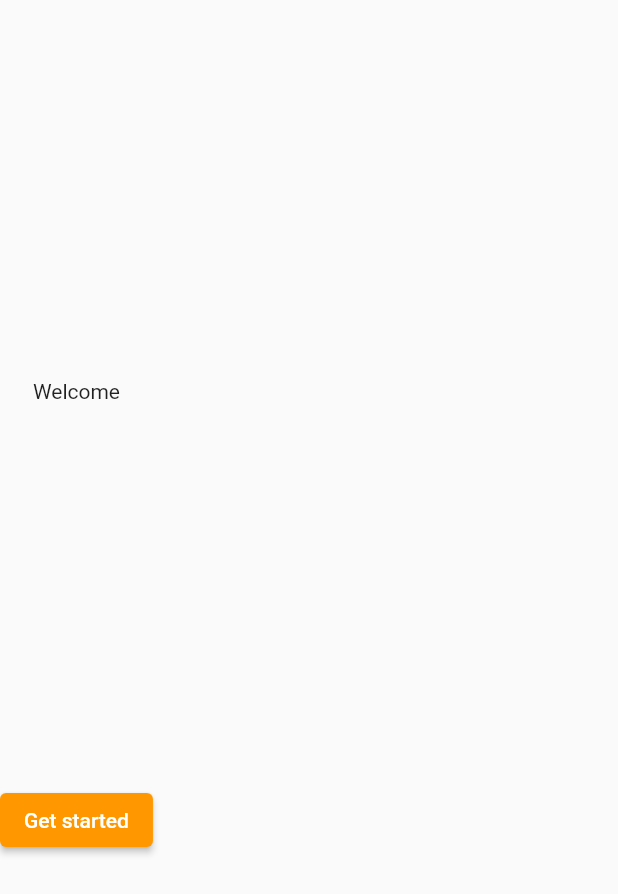
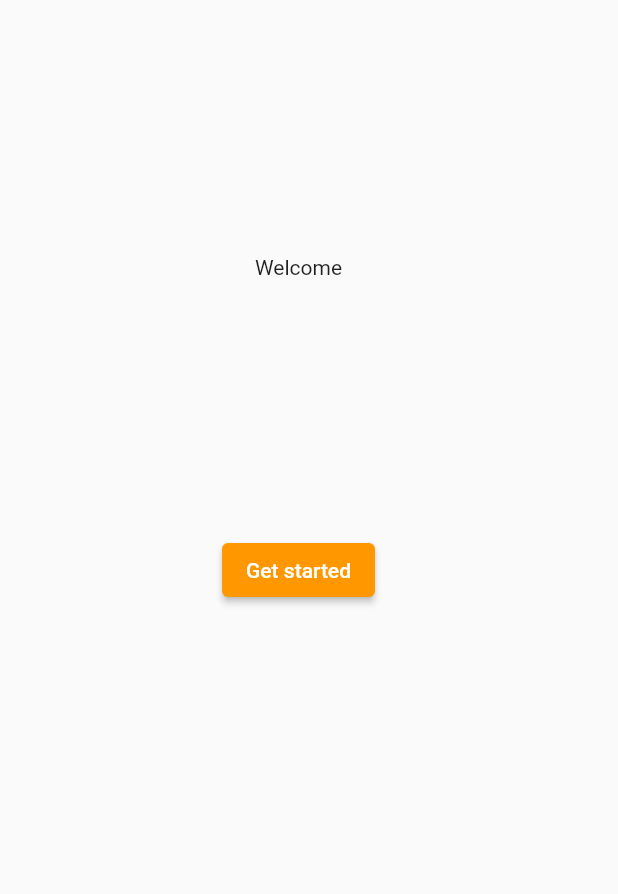
Before and after one commit to nandan-jain/flutter_learning, a Flutter app: the screen it shows after launch, on a phone screen of 412 x 824 dp. Shown: the top 894 px of the screen. Run offline on Flutter 3.47's test engine with Material 2 defaults, Android fonts, the phone set to English and light mode, and no system bars.

Commit message:
base screen

```diff
--- a/lib/app_screens/base_screen.dart
+++ b/lib/app_screens/base_screen.dart
@@ -10,9 +10,10 @@ class Welcomepage extends StatelessWidget {
     return Scaffold(
         body: Container(
       child: Column(
-        mainAxisAlignment: MainAxisAlignment.spaceEvenly,
+        // mainAxisAlignment: MainAxisAlignment.spaceEvenly,
         children: <Widget>[
           Container(
+            margin: EdgeInsets.all(170),
             child: Text('Welcome'),
           ),
           Container(
```
